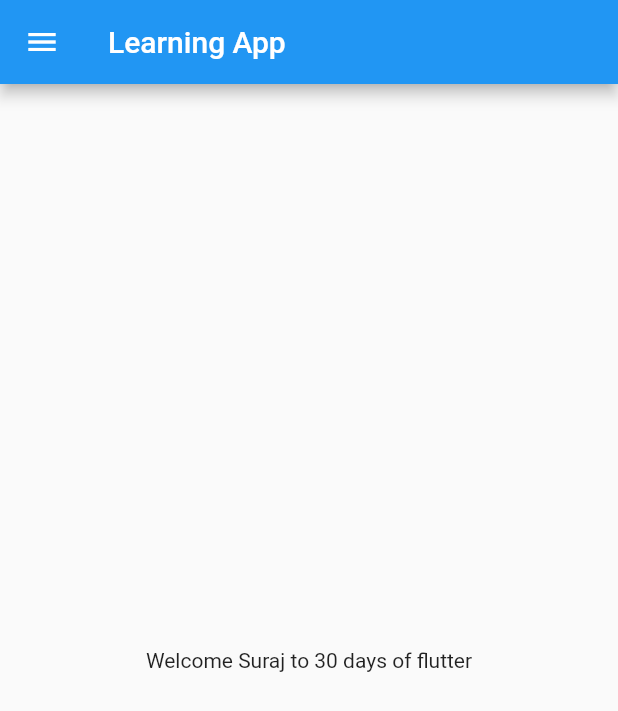
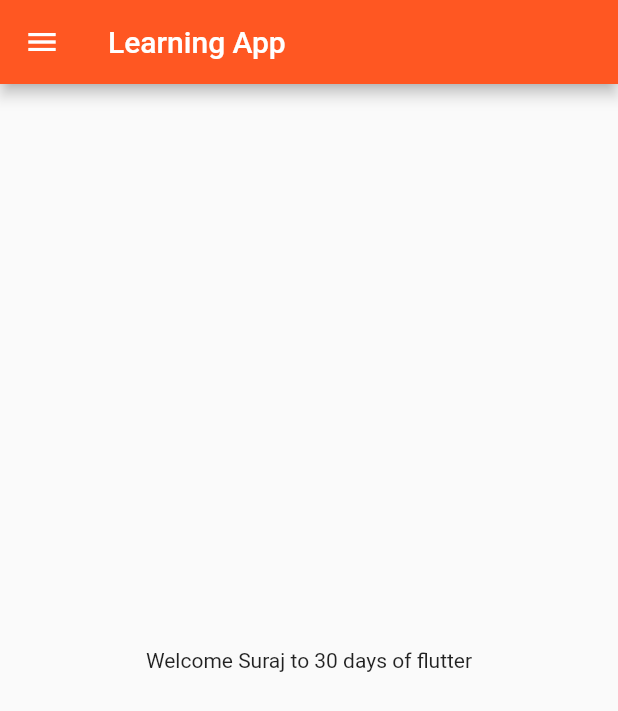
Before and after one commit to Suraj-Upadhyay/flutter-learning-project, a Flutter app: the screen it shows after launch, on a phone screen of 412 x 824 dp. Shown: the top 711 px of the screen. Run offline on Flutter 3.47's test engine with Material 2 defaults, Android fonts, the phone set to English and light mode, and no system bars.

Commit message:
Day 3: Themes, Texts and Routes

```diff
--- a/lib/main.dart
+++ b/lib/main.dart
@@ -1,5 +1,6 @@
 import "package:flutter/material.dart";
-import "home_page.dart";
+import 'package:learning_project/pages/login_page.dart';
+import 'pages/home_page.dart';
 
 void main() {
   runApp(const MyApp());
@@ -10,8 +11,20 @@ class MyApp extends StatelessWidget {
 
   @override
   Widget build(BuildContext context) {
-    return const MaterialApp(
-      home: HomePage(),
+    return MaterialApp(
+      themeMode: ThemeMode.light,
+      theme: ThemeData(
+        primarySwatch: Colors.deepOrange,
+      ),
+      darkTheme: ThemeData(
+        brightness: Brightness.dark,
+      ),
+      initialRoute: "/home",
+      routes: {
+        "/": (context) => const LoginPage(),
+        "/home": (context) => const HomePage(),
+        "/login": (context) => const LoginPage(),
+      },
     );
   }
 }
```
Also changed, not shown: lib/pages/login_page.dart (added, +21 -0 lines), lib/pages/home_page.dart (renamed from lib/home_page.dart).
